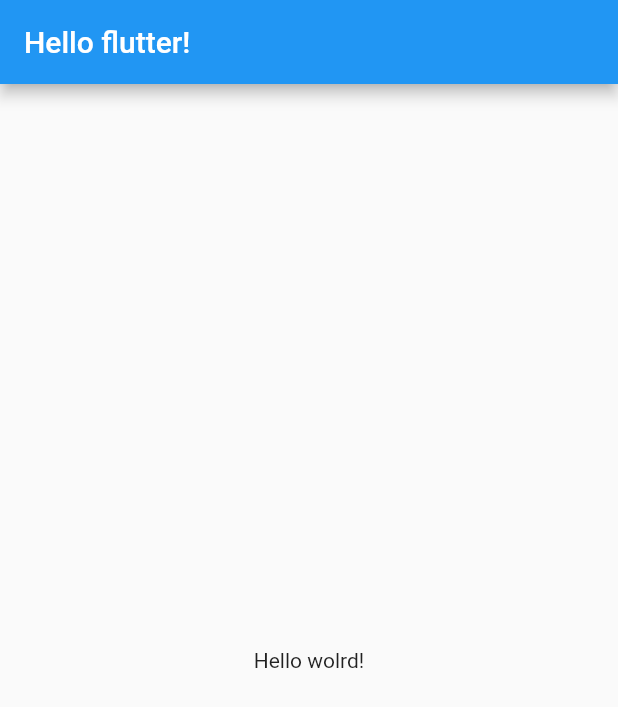
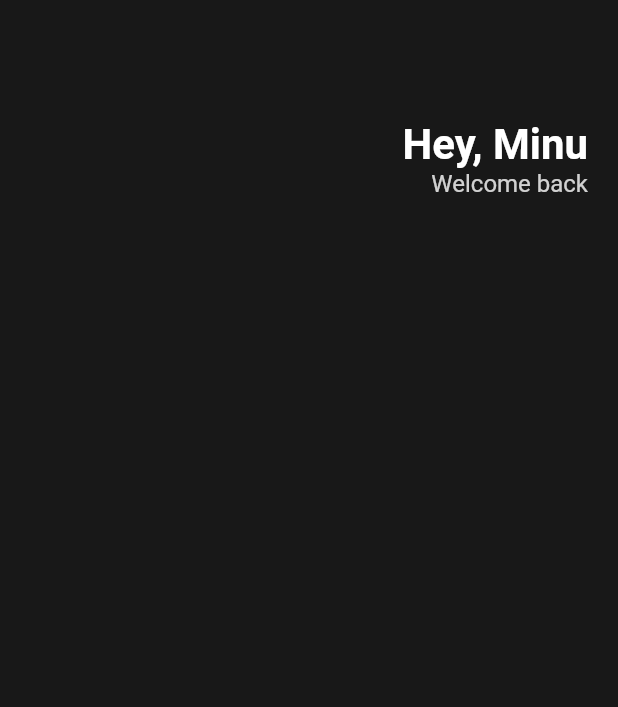
Before and after one commit to qusalsdn/toonflix, a Flutter app: the screen it shows after launch, on a phone screen of 412 x 824 dp. Shown: the top 707 px of the screen. Run offline on Flutter 3.47's test engine with Material 2 defaults, Android fonts, the phone set to English and light mode, and no system bars.

Commit message:
UI 연습
Header

```diff
--- a/lib/main.dart
+++ b/lib/main.dart
@@ -14,13 +14,46 @@ class App extends StatelessWidget {
     return MaterialApp(
       // Scaffold는 뼈대이다.
       home: Scaffold(
-        appBar: AppBar(
-          title: Text('Hello flutter!'),
-        ),
-        body: Center(
-          child: Text('Hello wolrd!'),
-        ),
-      ),
+          backgroundColor:
+              Color(0xFF181818), // 0xFF 뒤에 색상값을 붙이면 custom으로 색상을 지정할 수 있다.
+          body: Padding(
+            // EdgeInsets.all()은 좌우상하 전부에 padding을 준다.
+            // symmetric은 수평 or 수직에 padding을 줄 수 있다. horizontal: 수평 vertical: 수직
+            padding: EdgeInsets.symmetric(horizontal: 20),
+            child: Column(
+              children: [
+                SizedBox(
+                  height: 80,
+                ),
+                Row(
+                  mainAxisAlignment:
+                      MainAxisAlignment.end, // mainAxisAlignment은 수직 방향
+                  children: [
+                    Column(
+                      crossAxisAlignment:
+                          CrossAxisAlignment.end, // crossAxisAlignment은 수평 방향
+                      children: [
+                        Text(
+                          'Hey, Minu',
+                          style: TextStyle(
+                              color: Colors.white,
+                              fontSize: 28,
+                              fontWeight: FontWeight.bold),
+                        ),
+                        Text(
+                          'Welcome back',
+                          style: TextStyle(
+                            color: Colors.white.withOpacity(0.8),
+                            fontSize: 16,
+                          ),
+                        ),
+                      ],
+                    )
+                  ],
+                )
+              ],
+            ),
+          )),
     );
   }
 }
```
